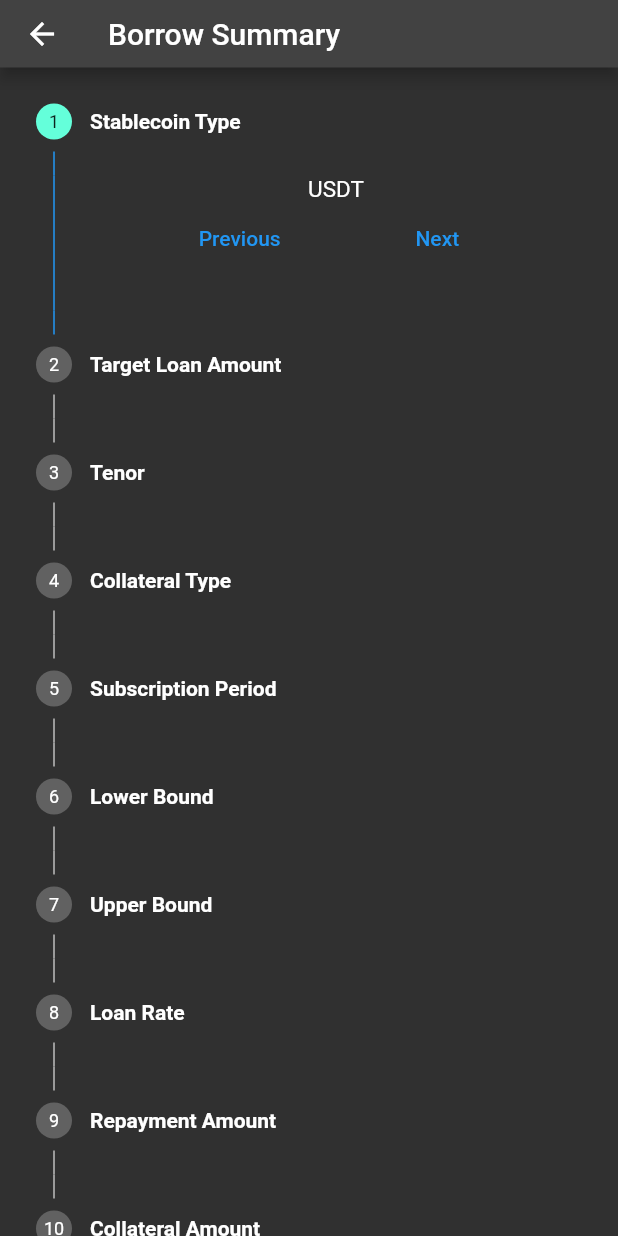
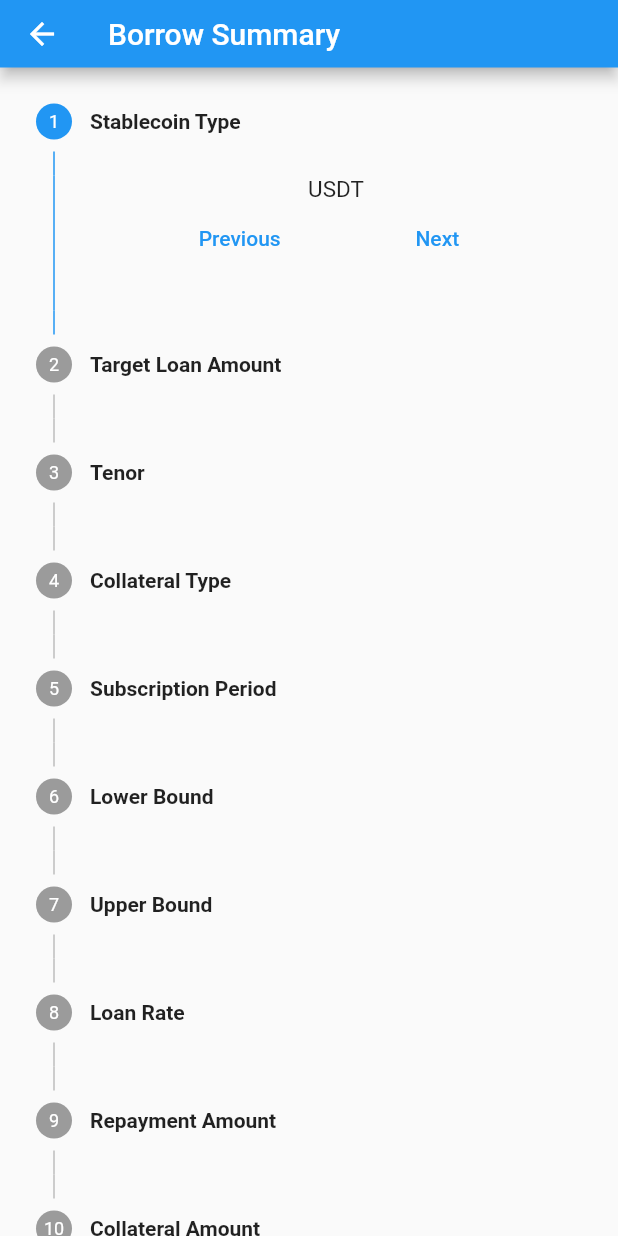
Before and after one commit to Tabasco-DeFi/Cover.fi-IOS-Android, a Flutter app: the screen it shows after launch, item 3 of the bottom bar chosen, after a tap on "USDT", on a phone screen of 412 x 824 dp. Run offline on Flutter 3.47's test engine with Material 2 defaults, Android fonts, the phone set to English and light mode, and no system bars; our stand-ins replace font_awesome_flutter, get.

Commit message:
minor changes

```diff
--- a/lib/View/main_page.dart
+++ b/lib/View/main_page.dart
@@ -9,9 +9,9 @@ class MainPage extends StatelessWidget {
   Widget build(BuildContext context) {
     return Scaffold(
       appBar: PreferredSize(
-        preferredSize: Size.fromHeight(35),
+        preferredSize: const Size.fromHeight(45),
         child: AppBar(
-          title: Text("Home"),
+          title: const Text("Home"),
         ),
       ),
       body: Padding(
--- a/lib/View/metamask_page.dart
+++ b/lib/View/metamask_page.dart
@@ -9,9 +9,9 @@ class MetaMaskWidget extends StatelessWidget {
   Widget build(BuildContext context) {
     return Scaffold(
       appBar: PreferredSize(
-        preferredSize: Size.fromHeight(35),
+        preferredSize: const Size.fromHeight(45),
         child: AppBar(
-          title: Text("Wallet"),
+          title: const Text("Wallet"),
         ),
       ),
       body: SafeArea(
--- a/lib/main.dart
+++ b/lib/main.dart
@@ -25,7 +25,7 @@ class MyApp extends StatelessWidget {
       title: 'Flutter Demo',
       theme: ThemeData(
         // brightness: Brightness.dark,
-        brightness: Brightness.dark,
+        brightness: Brightness.light,
         primarySwatch: Colors.blue,
       ),
       debugShowCheckedModeBanner: false,
```
